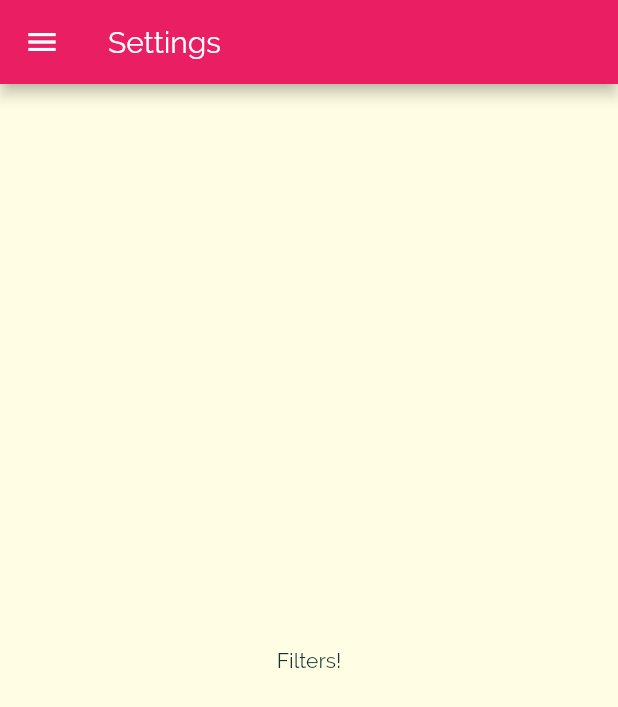
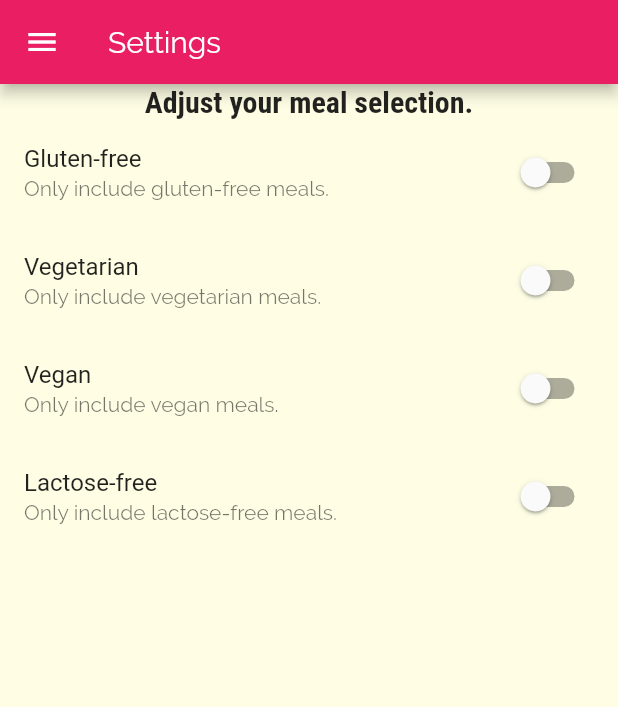
Before and after one commit to Nimbo1999/navigation-flutter, a Flutter app: the SettingsScreen screen opened by its route, on a phone screen of 412 x 824 dp. Shown: the top 707 px of the screen. Run offline on Flutter 3.47's test engine with Material 2 defaults, Android fonts, the phone set to English and light mode, and no system bars.

Commit message:
+ add: settings filter switches

```diff
--- a/lib/pages/settings_screen.dart
+++ b/lib/pages/settings_screen.dart
@@ -1,7 +1,27 @@
 import 'package:flutter/material.dart';
 import '../widgets/main_drawer.dart';
 
-class SettingsScreen extends StatelessWidget {
+class SettingsScreen extends StatefulWidget {
+  @override
+  _SettingsScreenState createState() => _SettingsScreenState();
+}
+
+class _SettingsScreenState extends State<SettingsScreen> {
+
+  bool _glutenFree  = false;
+  bool _vegetarian  = false;
+  bool _vegan       = false;
+  bool _lactoseFree = false;
+
+  Widget mySwitches(String title, String subtitle,bool value, Function function){
+    return SwitchListTile(
+      title: Text(title),
+      value: value,
+      subtitle: Text(subtitle),
+      onChanged: function,
+    );
+  }
+
   @override
   Widget build(BuildContext context) {
     return Scaffold(
@@ -10,7 +30,62 @@ class SettingsScreen extends StatelessWidget {
       ),
       drawer: MainDrawer(),
       body: Center(
-        child: Text('Filters!')
+        child: Column(
+          children: <Widget>[
+            Container(
+              child: Text(
+                'Adjust your meal selection.',
+                style: Theme.of(context).textTheme.title,
+              ),
+            ),
+            Expanded(
+              child: ListView(
+                children: <Widget>[
+                  mySwitches(
+                    'Gluten-free',
+                    'Only include gluten-free meals.',
+                    _glutenFree,
+                    (newValue) {
+                      setState(() {
+                        _glutenFree = newValue;
+                      });
+                    }
+                  ),
+                  mySwitches(
+                    'Vegetarian',
+                    'Only include vegetarian meals.',
+                    _vegetarian,
+                    (newValue) {
+                      setState(() {
+                        _vegetarian = newValue;
+                      });
+                    }
+                  ),
+                  mySwitches(
+                    'Vegan',
+                    'Only include vegan meals.',
+                    _vegan,
+                    (newValue) {
+                      setState(() {
+                        _vegan = newValue;
+                      });
+                    }
+                  ),
+                  mySwitches(
+                    'Lactose-free',
+                    'Only include lactose-free meals.',
+                    _lactoseFree,
+                    (newValue) {
+                      setState(() {
+                        _lactoseFree = newValue;
+                      });
+                    }
+                  ),
+                ],
+              ),
+            ),
+          ],
+        )
       ),
     );
   }
```
